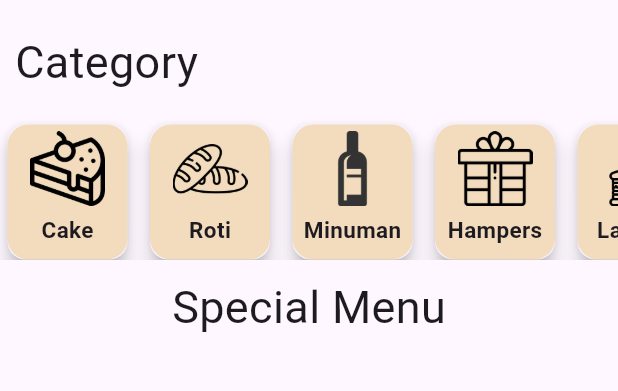
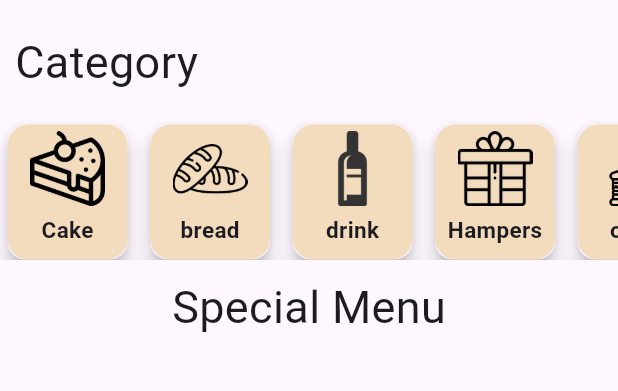
Before and after one commit to VigoMade/atmakitchen_4_j_mobile, a Flutter app: the ExplorePage screen opened directly, on a phone screen of 412 x 824 dp, the part 84-475 px from its top. Run offline on Flutter 3.47's test engine with Material 3 defaults, Android fonts, the light colour scheme and no system bars; our stand-ins replace cached_network_image, flutter_bloc, shared_preferences; accounts and stored records are empty; network calls fail.

Commit message:
perbaikan dikit

```diff
--- a/lib/database/API/auth_client.dart
+++ b/lib/database/API/auth_client.dart
@@ -18,7 +18,7 @@ class AuthClient {
           'username': username,
           'password': password,
         },
-      ).timeout(const Duration(seconds: 10));
+      ).timeout(const Duration(seconds: 20));
 
       if (response.statusCode == 200) {
         var json = response.body;
--- a/lib/profile.dart
+++ b/lib/profile.dart
@@ -67,7 +67,7 @@ class _ProfilePageState extends State<ProfilePage> {
                         radius: 50,
                         backgroundImage: NetworkImage(image == ""
                             ? 'https://via.placeholder.com/150'
-                            : "http://10.0.2.2:8000/images/${image}"),
+                            : "http://10.0.2.2:8000/storage/${image}"),
                       ),
                     ),
                     SizedBox(height: 10),
--- a/lib/view/eksplore.dart
+++ b/lib/view/eksplore.dart
@@ -43,13 +43,11 @@ class _ExplorePageState extends State<ExplorePage> {
   Widget build(BuildContext context) {
     List<CardItem> items = [
       const CardItem(image: "images/cake.png", title: "Cake", subTitle: ""),
-      const CardItem(image: "images/bread.png", title: "Roti", subTitle: ""),
-      const CardItem(
-          image: "images/minuman.png", title: "Minuman", subTitle: ""),
+      const CardItem(image: "images/bread.png", title: "bread", subTitle: ""),
+      const CardItem(image: "images/minuman.png", title: "drink", subTitle: ""),
       const CardItem(
           image: "images/hampers.png", title: "Hampers", subTitle: ""),
-      const CardItem(
-          image: "images/lainnya.png", title: "Lainnya", subTitle: ""),
+      const CardItem(image: "images/lainnya.png", title: "other", subTitle: ""),
     ];
 
     return Scaffold(
@@ -239,7 +237,7 @@ class _ExplorePageState extends State<ExplorePage> {
                     top: Radius.circular(14.0),
                   ),
                   child: Image.network(
-                    '${ApiClient().domainName}/images/${produk.image}',
+                    '${ApiClient().domainName}/storage/${produk.image}',
                     fit: BoxFit.cover,
                     width: double.infinity,
                     errorBuilder: (context, error, stackTrace) => Container(
--- a/lib/view/produkView.dart
+++ b/lib/view/produkView.dart
@@ -143,7 +143,7 @@ class _ItemPageState extends State<ItemPage> {
                   ),
                   child: CachedNetworkImage(
                     imageUrl:
-                        '${ApiClient().domainName}/images/${produk.image}',
+                        '${ApiClient().domainName}/storage/${produk.image}',
                     fit: BoxFit.cover,
                     width: double.infinity,
                     placeholder: (context, url) => CircularProgressIndicator(),
```
Also changed, not shown: lib/view/detail_item.dart (+10 -8 lines).
